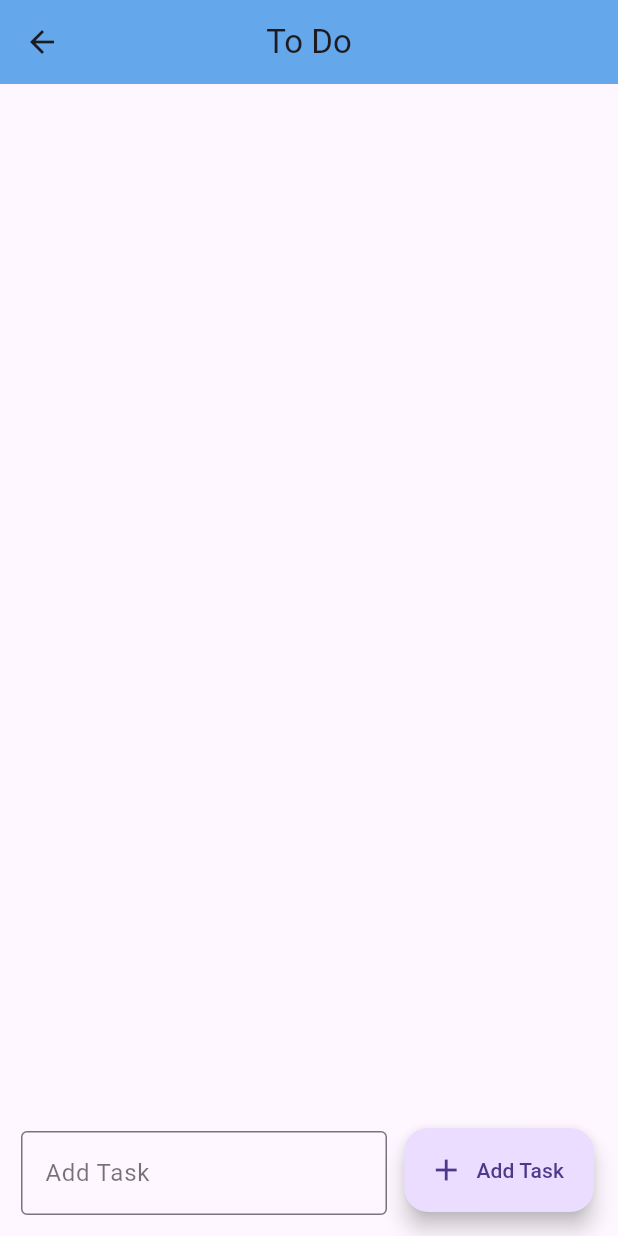
After one commit to tejastidake-coditas/app_6, a Flutter app: the screen it shows after launch, after a tap on "ToDo App", on a phone screen of 412 x 824 dp. The commit adds this screen. Run offline on Flutter 3.47's test engine with Material 3 defaults, Android fonts, the phone set to English and light mode, and no system bars.

Commit message:
ToDo App & few changes

```diff
--- a/lib/main.dart
+++ b/lib/main.dart
@@ -1,6 +1,7 @@
 import 'package:app_6/pages/RoutesPage.dart';
 import 'package:app_6/pages/drawerPage.dart';
 import 'package:app_6/pages/homePage.dart';
+import 'package:app_6/pages/toDoApp.dart';
 import 'package:flutter/material.dart';
 import 'package:app_6/pages/BottomNavPage.dart';
 import 'package:app_6/pages/counterApp.dart';
@@ -22,6 +23,7 @@ class MyApp extends StatelessWidget {
         '/drawerPage' : (context) => DrawerPage(),
         '/bottomNav' : (context) => BottomNavPage(),
         '/counterApp' : (context) => CounterApp(),
+        '/toDoApp' : (context) => ToDoApp()
       },
     );
   }
--- a/lib/pages/homePage.dart
+++ b/lib/pages/homePage.dart
@@ -145,6 +145,16 @@ class _homePageState extends State<homePage> {
                         Navigator.push(context, MaterialPageRoute(builder: (context) => EditText()));
                       }, child: Text("Text Field"))
                     ],
+                  ),
+                  Row(
+                    children: [
+                      Text(
+                        "To Do App: ", style: TextStyle(fontWeight: FontWeight.bold, fontSize: 20),
+                      ),
+                      ElevatedButton(onPressed: () {
+                        Navigator.pushNamed(context, '/toDoApp');
+                      }, child: Text("ToDo App"))
+                    ],
                   )
                 ]))));
   }
--- /dev/null
+++ b/lib/pages/toDoApp.dart
@@ -0,0 +1,62 @@
+
+import 'dart:math';
+
+import 'package:app_6/utils/taskView.dart';
+import 'package:flutter/material.dart';
+
+class ToDoApp extends StatefulWidget {
+  const ToDoApp({super.key});
+
+  @override
+  State<ToDoApp> createState() => _ToDoAppState();
+
+}
+
+class _ToDoAppState extends State<ToDoApp> {
+  final tasks = [];
+
+  TextEditingController textEditingController = TextEditingController();
+
+  void checkBoxChanged(bool value, int index){
+    setState(() {
+      tasks[index][0] = !tasks[index][0];
+    });
+  }
+  @override
+  Widget build(BuildContext context) {
+    return Scaffold(
+      appBar: AppBar(
+        title: Text("To Do"),
+        centerTitle: true,
+        backgroundColor: Colors.blue[300],
+        elevation: 10,
+      ),
+      body: Column(children: [
+        Expanded(
+          child: ListView.builder(
+              itemCount: tasks.length,
+              itemBuilder: (context, index) => ListTile(
+                onTap: (){
+                  checkBoxChanged(tasks[index][0], index);
+                },
+                    title: TaskView(tasks[index][0], tasks[index][1]),
+                  )),
+        ),
+        Padding(
+          padding: const EdgeInsets.only(bottom: 14.0, left: 14, right: 154),
+          child: TextField(controller: textEditingController, decoration: InputDecoration(hintText: "Add Task", hintStyle: TextStyle(color: Colors.black54), border: OutlineInputBorder()),),
+        )
+      ]),
+      floatingActionButton: FloatingActionButton.extended(
+        onPressed: () {
+          setState(() {
+            textEditingController.text.isNotEmpty? tasks.add([Random().nextBool(), textEditingController.text]) : ScaffoldMessenger.of(context).showSnackBar(SnackBar(behavior: SnackBarBehavior.floating, content: Text("Task can't be empty")));
+            textEditingController.clear();
+          });
+        },
+        label: Text("Add Task"),
+        icon: Icon(Icons.add),
+      ),
+    );
+  }
+}
```
Also changed, not shown: lib/utils/taskView.dart (added, +29 -0 lines).
